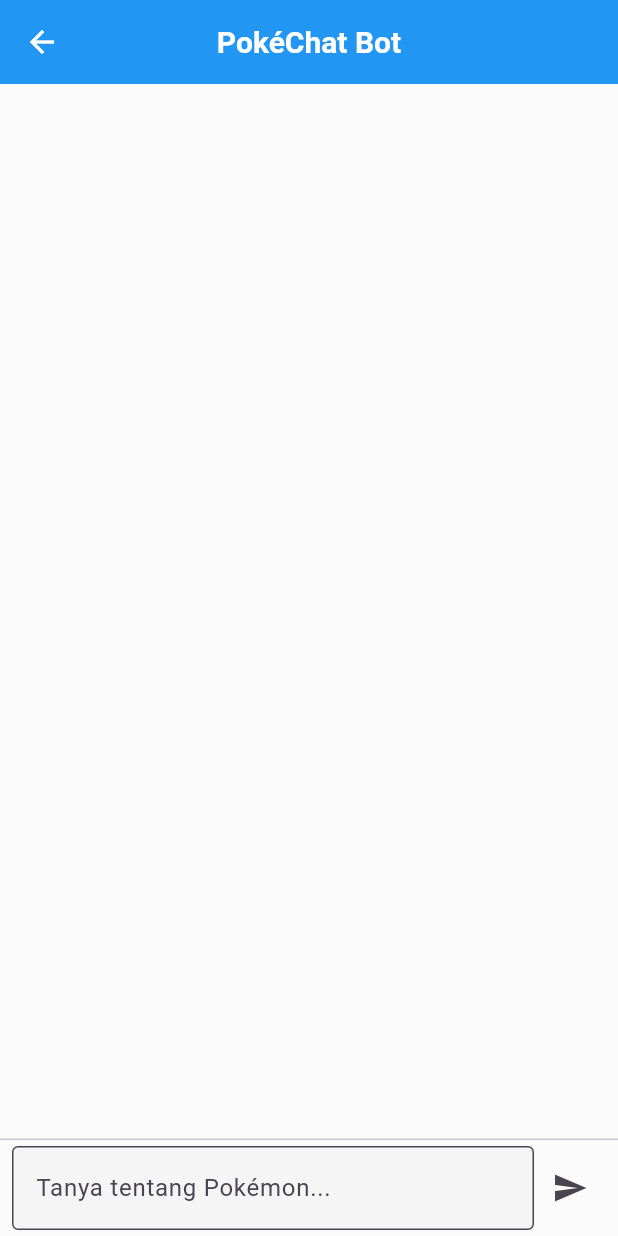
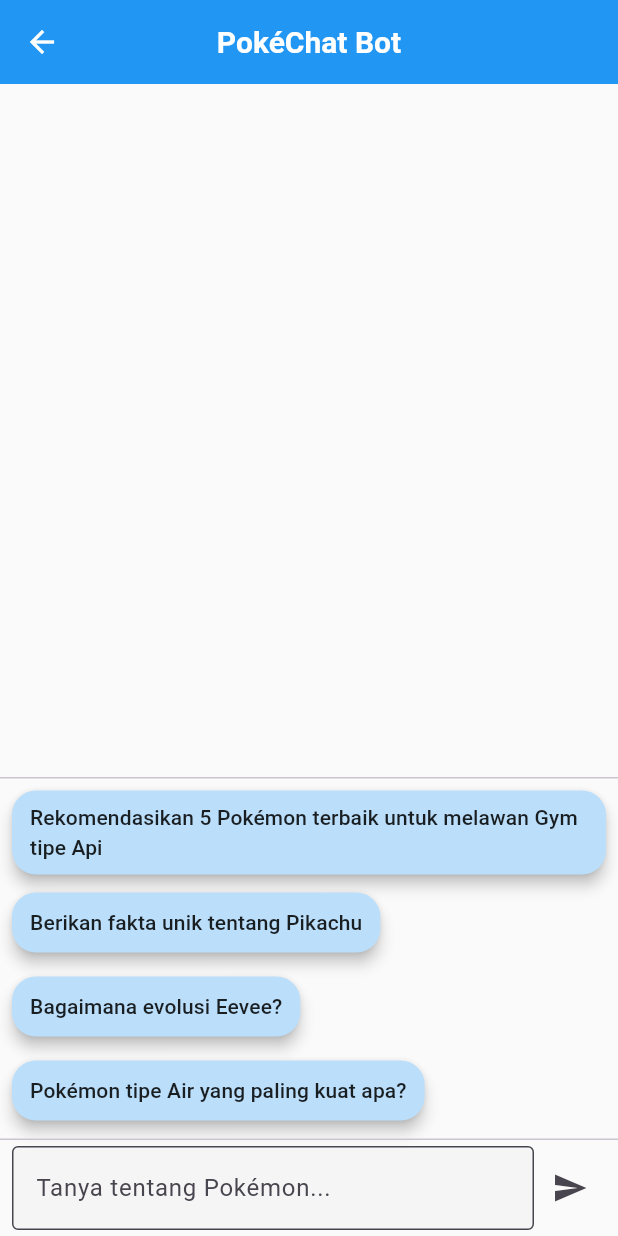
Before and after one commit to starfollowme/Pokedex-Flutter, a Flutter app: the ChatScreen screen opened by its route, on a phone screen of 412 x 824 dp. Run offline on Flutter 3.47's test engine with Material 3 defaults, Android fonts, the phone set to English and light mode, and no system bars; our stand-ins replace google_generative_ai.

Commit message:
penambahan fitur rekomendasi

```diff
--- a/lib/screens/chat_screen.dart
+++ b/lib/screens/chat_screen.dart
@@ -1,3 +1,5 @@
+// lib/screens/chat_screen.dart
+
 import 'package:flutter/material.dart';
 import '../config/api_config.dart';
 import '../services/gemini_service.dart';
@@ -18,7 +20,7 @@ class _ChatScreenState extends State<ChatScreen> {
   void initState() {
     super.initState();
     final apiKey = ApiConfig.getGeminiApiKey();
-    _gemini = GeminiService(apiKey: apiKey);  // ✅ pakai factory, no getInstance
+    _gemini = GeminiService(apiKey: apiKey);
   }
 
   Future<void> _sendMessage(String text) async {
@@ -28,17 +30,46 @@ class _ChatScreenState extends State<ChatScreen> {
     });
     _controller.clear();
 
-    // ✅ gunakan method generateContent yg sudah kamu buat di service
     final response = await _gemini.generateContent([text]);
     setState(() {
       _messages.add({'role': 'bot', 'content': response});
     });
   }
 
+  Widget _buildQuickReplies() {
+    final List<String> quickReplies = [
+      'Rekomendasikan 5 Pokémon terbaik untuk melawan Gym tipe Api',
+      'Berikan fakta unik tentang Pikachu',
+      'Bagaimana evolusi Eevee?',
+      'Pokémon tipe Air yang paling kuat apa?',
+    ];
+
+    return Wrap(
+      spacing: 8,
+      runSpacing: 8,
+      children: quickReplies.map((reply) {
+        return ElevatedButton(
+          style: ElevatedButton.styleFrom(
+            backgroundColor: Colors.blue.shade100,
+            foregroundColor: Colors.black87,
+            padding: const EdgeInsets.symmetric(horizontal: 12, vertical: 8),
+            shape: RoundedRectangleBorder(
+              borderRadius: BorderRadius.circular(16),
+            ),
+          ),
+          onPressed: () => _sendMessage(reply),
+          child: Text(reply, style: const TextStyle(fontSize: 14)),
+        );
+      }).toList(),
+    );
+  }
+
   @override
   Widget build(BuildContext context) {
     return Scaffold(
-      appBar: AppBar(title: const Text('PokéChat Bot')),
+      appBar: AppBar(
+        title: const Text('PokéChat Bot'),
+      ),
       body: Column(
         children: [
           Expanded(
@@ -49,12 +80,15 @@ class _ChatScreenState extends State<ChatScreen> {
                 final msg = _messages[index];
                 final isUser = msg['role'] == 'user';
                 return Align(
-                  alignment: isUser ? Alignment.centerRight : Alignment.centerLeft,
+                  alignment:
+                      isUser ? Alignment.centerRight : Alignment.centerLeft,
                   child: Container(
                     margin: const EdgeInsets.symmetric(vertical: 4),
                     padding: const EdgeInsets.all(12),
                     decoration: BoxDecoration(
-                      color: isUser ? Colors.blue.shade100 : Colors.grey.shade200,
+                      color: isUser
+                          ? Colors.blue.shade100
+                          : Colors.grey.shade200,
                       borderRadius: BorderRadius.circular(8),
                     ),
                     child: Text(msg['content'] ?? ''),
@@ -62,6 +96,12 @@ class _ChatScreenState extends State<ChatScreen> {
                 );
               },
             ),
+          ),
+          const Divider(height: 1),
+          // 🔥 Bagian rekomendasi quick reply kayak Lazada
+          Padding(
+            padding: const EdgeInsets.all(8.0),
+            child: _buildQuickReplies(),
           ),
           const Divider(height: 1),
           Padding(
```
